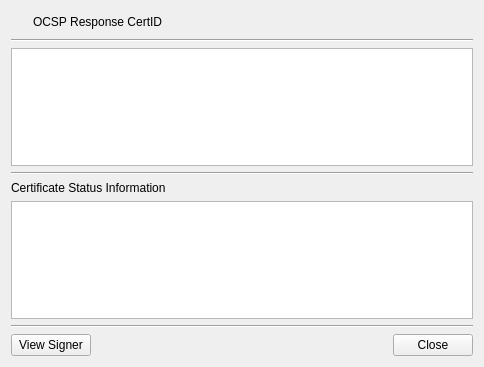
Old version of the form BerEditor/cert_id_dlg.ui in the repository jykim74/BerEditor.
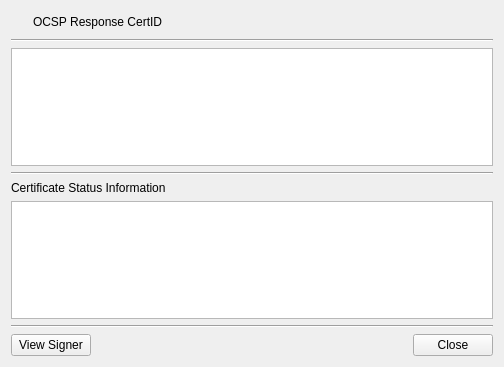
New version of the form. Icons and pictures are not drawn.

Diff of the .ui file:
```diff
--- a/BerEditor/cert_id_dlg.ui
+++ b/BerEditor/cert_id_dlg.ui
@@ -6,7 +6,7 @@
    <rect>
     <x>0</x>
     <y>0</y>
-    <width>484</width>
+    <width>504</width>
     <height>367</height>
    </rect>
   </property>
@@ -99,7 +99,7 @@
     <widget class="QTableWidget" name="mStatusTable">
      <property name="minimumSize">
       <size>
-       <width>460</width>
+       <width>480</width>
        <height>0</height>
       </size>
      </property>
```
